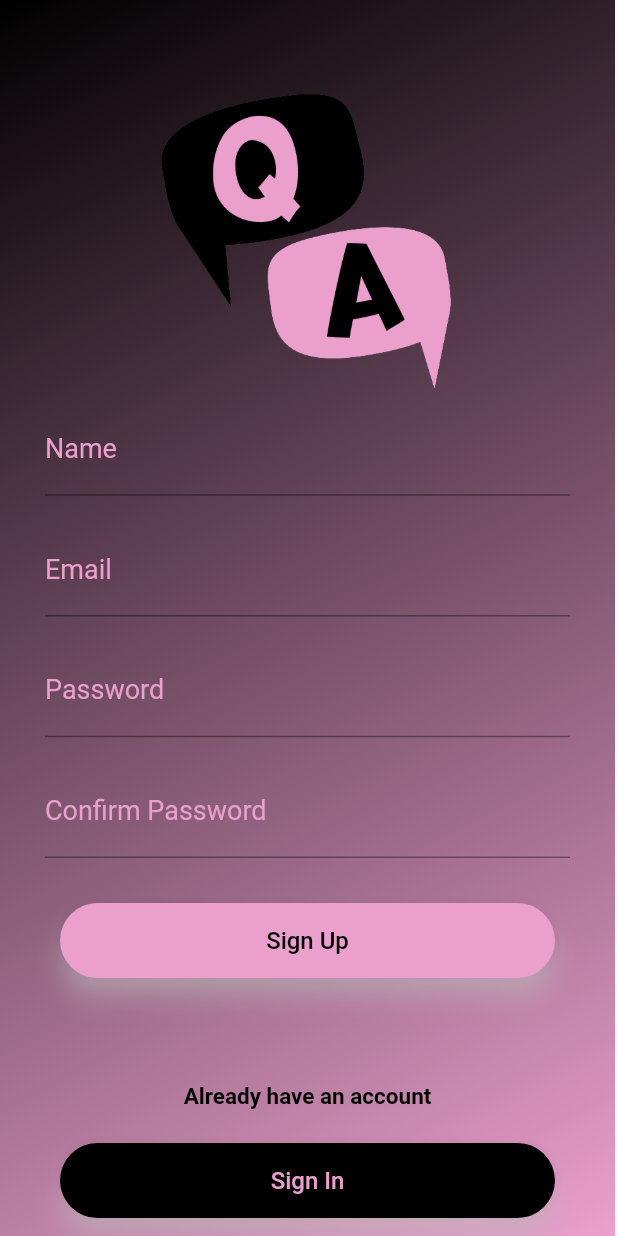
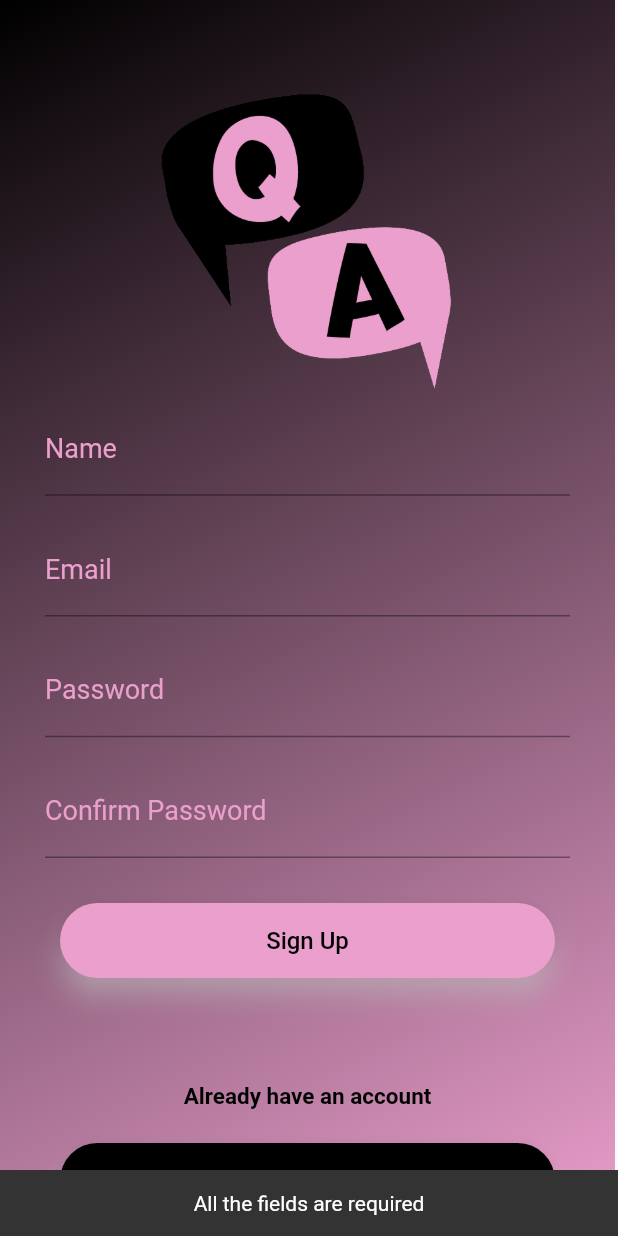
Before and after one commit to malakm2002/CODSOFT, a Flutter app: the SignUp screen opened by its route, after a tap on "Sign Up", on a phone screen of 412 x 824 dp. Run offline on Flutter 3.47's test engine with Material 2 defaults, Android fonts, the phone set to English and light mode, and no system bars; our stand-ins replace firebase_auth, firebase_core; missing offline and left inert: com.codsoft.quizApp; accounts and stored records are empty.

Commit message:
QUIZ - finalizing user's authentication, UI and backend

```diff
--- a/QuizApp/lib/frontend/Authentication/signUp.dart
+++ b/QuizApp/lib/frontend/Authentication/signUp.dart
@@ -1,3 +1,4 @@
+import 'package:com.codsoft.quizApp/backend/Authentication/UserAuth.dart';
 import 'package:flutter/material.dart';
 
 import '../Components/QAElevatedButton.dart';
@@ -17,7 +18,61 @@ class _SignUpState extends State<SignUp> {
 
   bool _isSaving = false;
 
-  void _saveForm() {}
+  Future<void> _saveForm() async {
+    setState(() {
+      _isSaving=true;
+    });
+    var name = nameCtrl.text.trim();
+    var mail = mailCtrl.text.trim();
+    var pass = passCtrl.text.trim();
+    var confPass= confPassCtrl.text.trim();
+    final RegExp emailRegex = RegExp(r'^[\w\.-]+@[\w\.-]+\.\w+$');
+    if(name.isNotEmpty && mail.isNotEmpty && pass.isNotEmpty && confPass.isNotEmpty){
+      if(emailRegex.hasMatch(mail)){
+        if(pass.compareTo(confPass)==0){
+          await UserAuth.signUp(mail, pass, name, context);
+        }
+        else{ setState(() {
+          _isSaving=false;
+        });
+          ScaffoldMessenger.of(context).showSnackBar(
+            const SnackBar(
+                content: Text(
+                  'Passwords do not match!',
+                  textAlign: TextAlign.center,
+                )),
+          );
+        }
+      }
+      else{ setState(() {
+        _isSaving=false;
+      });
+        ScaffoldMessenger.of(context).showSnackBar(
+          const SnackBar(
+              content: Text(
+                'Please enter a valid email address',
+                textAlign: TextAlign.center,
+              )),
+        );
+      }
+    }
+    else{
+      setState(() {
+        _isSaving=false;
+      });
+      ScaffoldMessenger.of(context).showSnackBar(
+        const SnackBar(
+            content: Text(
+              'All the fields are required',
+              textAlign: TextAlign.center,
+            )),
+      );
+    }
+setState(() {
+  _isSaving=false;
+});
+
+  }
 
   @override
   Widget build(BuildContext context) {
@@ -42,27 +97,30 @@ class _SignUpState extends State<SignUp> {
               labelText: 'Name',
               hintText: 'enter your name',
               enabled: !_isSaving,
+              isPassword: false,
             ),
             QATextFormField(
               controller: mailCtrl,
               labelText: 'Email',
               hintText: 'enter your email address',
               enabled: !_isSaving,
+              isPassword: false,
             ),
             QATextFormField(
                 enabled: !_isSaving,
                 controller: passCtrl,
+                isPassword: true,
                 labelText: 'Password',
                 hintText: 'enter your password'),
             QATextFormField(
                 enabled: !_isSaving,
-                controller: passCtrl,
+                isPassword: true,
+                controller: confPassCtrl,
                 labelText: 'Confirm Password',
                 hintText: 'enter your password again'),
+            _isSaving? LinearProgressIndicator(color: Colors.black,backgroundColor: MyColors.myPrimaryPink,):
             QAElevatedButton(
-              onPressed: () => {
-                // TODO signIn logic here
-              },
+              onPressed: _saveForm,
               buttonText: 'Sign Up',
               color: MyColors.myPrimaryPink,
               textColor: MyColors.myBlack,
@@ -70,7 +128,14 @@ class _SignUpState extends State<SignUp> {
             Container(
               height: 20.0,
               margin: const EdgeInsets.only(top: 70.0),
-              child: Text('Already have an account', style: TextStyle(color: MyColors.myBlack, fontSize: 15, fontWeight: FontWeight.bold),textAlign: TextAlign.center,),
+              child: Text(
+                'Already have an account',
+                style: TextStyle(
+                    color: MyColors.myBlack,
+                    fontSize: 15,
+                    fontWeight: FontWeight.bold),
+                textAlign: TextAlign.center,
+              ),
             ),
             QAElevatedButton(
               onPressed: () => {Navigator.pushNamed(context, '/signIn')},
--- a/QuizApp/lib/frontend/Components/QATextFormField.dart
+++ b/QuizApp/lib/frontend/Components/QATextFormField.dart
@@ -7,22 +7,25 @@ class QATextFormField extends StatelessWidget {
   final String labelText;
   final String hintText;
   final bool enabled;
+  final bool isPassword;
 
 
-
-  const QATextFormField({
-    Key? key,
-    required this.controller,
-    required this.labelText,
-    required this.hintText,
-    required this.enabled
-  }) : super(key: key);
+  const QATextFormField(
+      {Key? key,
+      required this.controller,
+      required this.labelText,
+      required this.hintText,
+      required this.enabled,
+      required this.isPassword})
+      : super(key: key);
 
   @override
   Widget build(BuildContext context) {
     return Container(
-      padding: const EdgeInsets.only(top: 10.0, left: 30.0, right: 30.0, bottom: 10.0),
+      padding: const EdgeInsets.only(
+          top: 10.0, left: 30.0, right: 30.0, bottom: 10.0),
       child: TextFormField(
+        obscureText: isPassword,
         enabled: enabled,
         controller: controller,
         cursorColor: MyColors.myPrimaryPink,
--- a/QuizApp/lib/frontend/Welcome/welcome.dart
+++ b/QuizApp/lib/frontend/Welcome/welcome.dart
@@ -73,7 +73,7 @@ class _WelcomeState extends State<Welcome> {
                 ),
               ),
             ),
-           QAElevatedButton(buttonText: 'Let\'s Get Started', onPressed: ()=>Navigator.pushNamed(context, '/home'), color: MyColors.myBlack,textColor: MyColors.myPrimaryPink,)
+           QAElevatedButton(buttonText: 'Let\'s Get Started', onPressed: ()=>Navigator.pushNamed(context, '/signIn'), color: MyColors.myBlack,textColor: MyColors.myPrimaryPink,)
           ],
         ),
       ),
```
Also changed, not shown: QuizApp/lib/frontend/Authentication/signIn.dart (+40 -11 lines), 1 other file.
